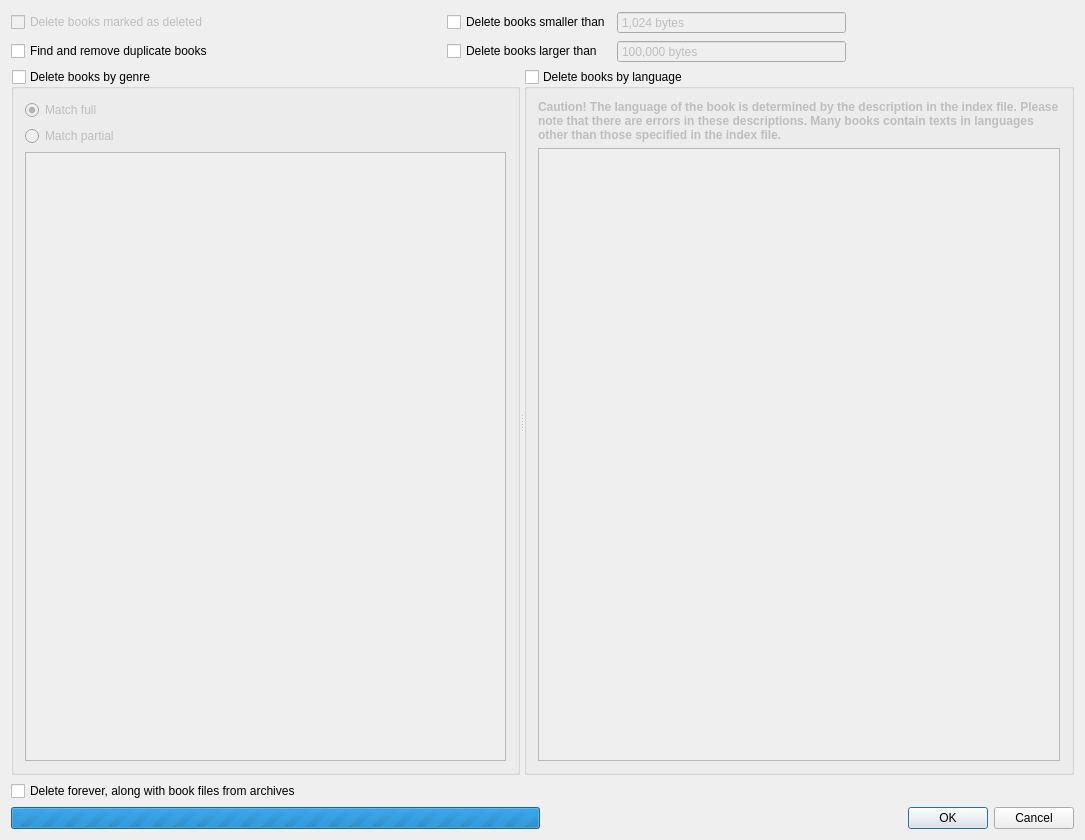
Above: src/home/flibrary/gui/CollectionCleaner.ui from heimdallr/books before the change. Below: the same form after it.
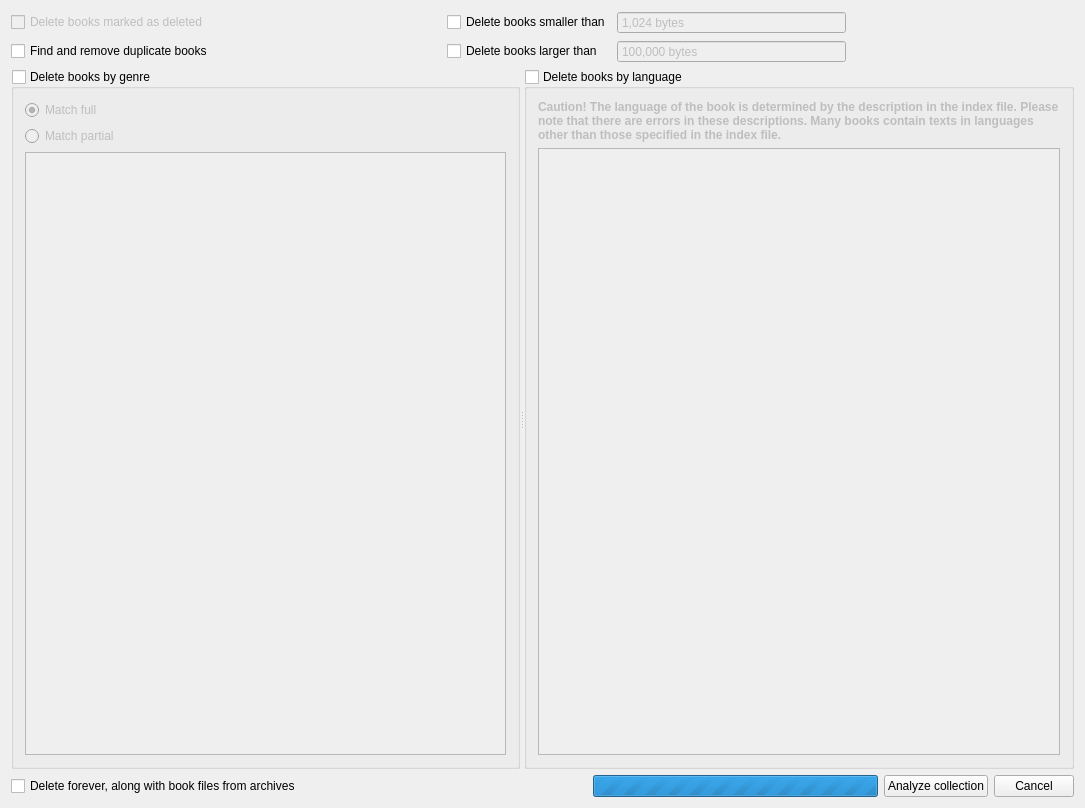
That is the form after the change.

Commit message: #699 Рефакторинг. Долой диалог, зравствуй, stacked widget

The edit to the form file:
```diff
--- a/src/home/flibrary/gui/CollectionCleaner.ui
+++ b/src/home/flibrary/gui/CollectionCleaner.ui
@@ -1,13 +1,13 @@
 <?xml version="1.0" encoding="UTF-8"?>
 <ui version="4.0">
  <class>CollectionCleaner</class>
- <widget class="QDialog" name="CollectionCleaner">
+ <widget class="QWidget" name="CollectionCleaner">
   <property name="geometry">
    <rect>
     <x>0</x>
     <y>0</y>
     <width>1085</width>
-    <height>840</height>
+    <height>808</height>
    </rect>
   </property>
   <property name="windowTitle">
@@ -259,6 +259,8 @@
     </widget>
    </item>
    <item>
+    <layout class="QHBoxLayout" name="horizontalLayout">
+     <item>
     <widget class="QCheckBox" name="removeForever">
      <property name="enabled">
       <bool>true</bool>
@@ -269,7 +271,18 @@
     </widget>
    </item>
    <item>
-    <layout class="QHBoxLayout" name="horizontalLayout">
+      <spacer name="horizontalSpacer">
+       <property name="orientation">
+        <enum>Qt::Orientation::Horizontal</enum>
+       </property>
+       <property name="sizeHint" stdset="0">
+        <size>
+         <width>40</width>
+         <height>20</height>
+        </size>
+       </property>
+      </spacer>
+     </item>
      <item>
       <widget class="QProgressBar" name="progressBar">
        <property name="sizePolicy">
@@ -290,15 +303,16 @@
       </widget>
      </item>
      <item>
-      <widget class="QDialogButtonBox" name="buttons">
-       <property name="sizePolicy">
-        <sizepolicy hsizetype="Preferred" vsizetype="Fixed">
-         <horstretch>0</horstretch>
-         <verstretch>0</verstretch>
-        </sizepolicy>
+      <widget class="QPushButton" name="btnAnalyze">
+       <property name="text">
+        <string>Analyze collection</string>
        </property>
-       <property name="standardButtons">
-        <set>QDialogButtonBox::StandardButton::Cancel|QDialogButtonBox::StandardButton::Ok</set>
+      </widget>
+     </item>
+     <item>
+      <widget class="QPushButton" name="btnCancel">
+       <property name="text">
+        <string>Cancel</string>
        </property>
       </widget>
      </item>
```
Lines whose indentation alone changed are shown as unchanged. The commit also changes 7 other files.
